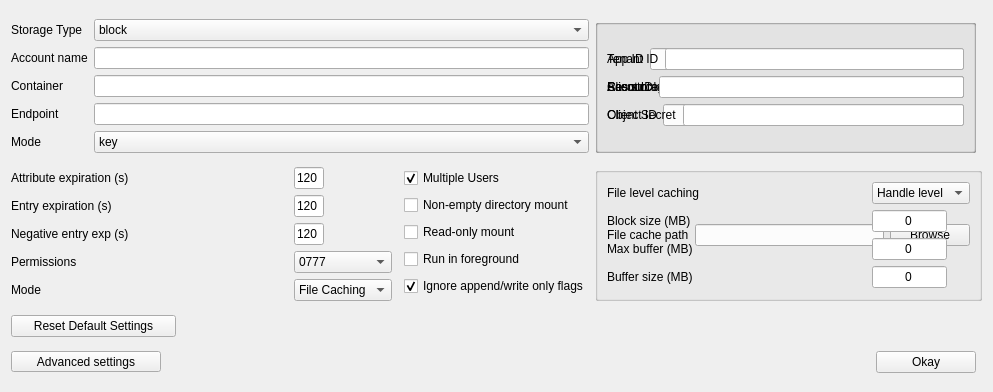
Old version of the form gui/azure_config_common.ui in the repository Seagate/cloudfuse.
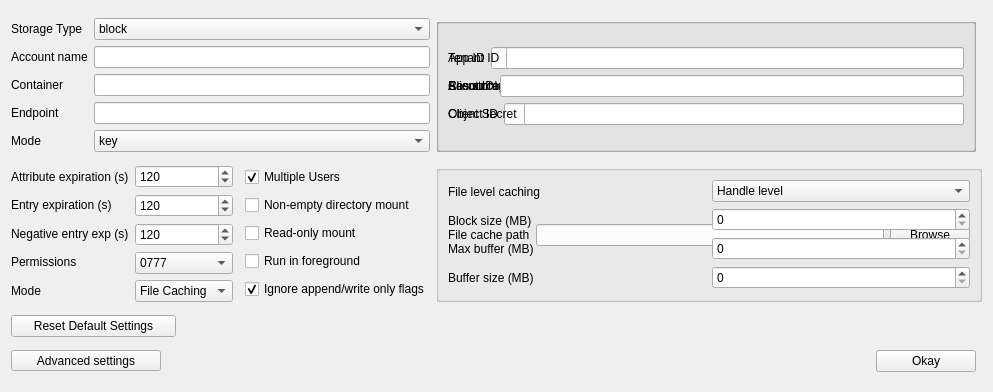
New version of the form.

Commit message: UI spinbox replacements

Diff of the .ui file:
```diff
--- a/gui/azure_config_common.ui
+++ b/gui/azure_config_common.ui
@@ -101,41 +101,32 @@
      <item>
       <layout class="QVBoxLayout" name="verticalLayout_2">
        <item>
-        <widget class="QLineEdit" name="lineEdit_libfuse_attributeExp">
-         <property name="maximumSize">
-          <size>
-           <width>30</width>
-           <height>16777215</height>
-          </size>
+        <widget class="QSpinBox" name="spinBox_libfuse_attributeExp">
+         <property name="maximum">
+          <number>3000</number>
          </property>
-         <property name="text">
-          <string>120</string>
+         <property name="value">
+          <number>120</number>
          </property>
         </widget>
        </item>
        <item>
-        <widget class="QLineEdit" name="lineEdit_libfuse_entryExp">
-         <property name="maximumSize">
-          <size>
-           <width>30</width>
-           <height>16777215</height>
-          </size>
+        <widget class="QSpinBox" name="spinBox_libfuse_entryExp">
+         <property name="maximum">
+          <number>3000</number>
          </property>
-         <property name="text">
-          <string>120</string>
+         <property name="value">
+          <number>120</number>
          </property>
         </widget>
        </item>
        <item>
-        <widget class="QLineEdit" name="lineEdit_libfuse_negEntryExp">
-         <property name="maximumSize">
-          <size>
-           <width>30</width>
-           <height>16777215</height>
-          </size>
+        <widget class="QSpinBox" name="spinBox_libfuse_negEntryExp">
+         <property name="maximum">
+          <number>3000</number>
          </property>
-         <property name="text">
-          <string>120</string>
+         <property name="value">
+          <number>120</number>
          </property>
         </widget>
        </item>
@@ -325,50 +316,23 @@
            </widget>
           </item>
           <item>
-           <widget class="QLineEdit" name="lineEdit_streaming_blockSize">
-            <property name="maximumSize">
-             <size>
-              <width>75</width>
-              <height>16777215</height>
-             </size>
+           <widget class="QSpinBox" name="spinBox_streaming_blockSize">
+            <property name="maximum">
+             <number>3000</number>
             </property>
-            <property name="text">
-             <string>0</string>
-            </property>
-            <property name="alignment">
-             <set>Qt::AlignCenter</set>
-            </property>
            </widget>
           </item>
           <item>
-           <widget class="QLineEdit" name="lineEdit_streaming_maxBuff">
-            <property name="maximumSize">
-             <size>
-              <width>75</width>
-              <height>16777215</height>
-             </size>
+           <widget class="QSpinBox" name="spinBox_streaming_maxBuff">
+            <property name="maximum">
+             <number>3000</number>
             </property>
-            <property name="text">
-             <string>0</string>
-            </property>
-            <property name="alignment">
-             <set>Qt::AlignCenter</set>
-            </property>
            </widget>
           </item>
           <item>
-           <widget class="QLineEdit" name="lineEdit_streaming_buffSize">
-            <property name="maximumSize">
-             <size>
-              <width>75</width>
-              <height>16777215</height>
-             </size>
-            </property>
-            <property name="text">
-             <string>0</string>
-            </property>
-            <property name="alignment">
-             <set>Qt::AlignCenter</set>
+           <widget class="QSpinBox" name="spinBox_streaming_buffSize">
+            <property name="maximum">
+             <number>3000</number>
             </property>
            </widget>
           </item>
```
The commit also changes 2 other files.
